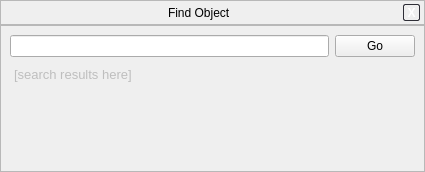
The window that src/gui/searchDialogGui.ui (519984307/stellarium_src) describes before a commit, drawn with Qt 5.
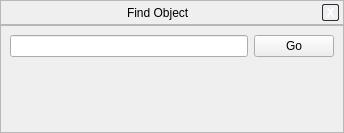
The same window after the commit. Icons and pictures are not drawn. Custom widgets are drawn as their Qt base class.

Commit message: search completion to use QLabel not QTextEdit

Diff of the .ui file:
```diff
--- a/src/gui/searchDialogGui.ui
+++ b/src/gui/searchDialogGui.ui
@@ -5,8 +5,8 @@
    <rect>
     <x>0</x>
     <y>0</y>
-    <width>425</width>
-    <height>172</height>
+    <width>344</width>
+    <height>133</height>
    </rect>
   </property>
   <property name="sizePolicy" >
@@ -256,37 +256,24 @@
        </layout>
       </item>
       <item>
-       <widget class="CompletionTextEdit" name="completionText" >
-        <property name="enabled" >
-         <bool>false</bool>
+       <widget class="CompletionLabel" name="completionLabel" >
+        <property name="sizePolicy" >
+         <sizepolicy vsizetype="MinimumExpanding" hsizetype="Preferred" >
+          <horstretch>35</horstretch>
+          <verstretch>0</verstretch>
+         </sizepolicy>
         </property>
-        <property name="focusPolicy" >
-         <enum>Qt::NoFocus</enum>
+        <property name="text" >
+         <string/>
         </property>
         <property name="acceptDrops" >
          <bool>false</bool>
         </property>
-        <property name="toolTip" >
-         <string>This is a list of the first few matching results</string>
+        <property name="alignment" >
+         <set>Qt::AlignLeading|Qt::AlignLeft|Qt::AlignTop</set>
         </property>
-        <property name="frameShape" >
-         <enum>QFrame::NoFrame</enum>
-        </property>
-        <property name="verticalScrollBarPolicy" >
-         <enum>Qt::ScrollBarAlwaysOff</enum>
-        </property>
-        <property name="horizontalScrollBarPolicy" >
-         <enum>Qt::ScrollBarAlwaysOff</enum>
-        </property>
-        <property name="undoRedoEnabled" >
-         <bool>false</bool>
-        </property>
-        <property name="html" >
-         <string>&lt;!DOCTYPE HTML PUBLIC "-//W3C//DTD HTML 4.0//EN" "http://www.w3.org/TR/REC-html40/strict.dtd">
-&lt;html>&lt;head>&lt;meta name="qrichtext" content="1" />&lt;style type="text/css">
-p, li { white-space: pre-wrap; }
-&lt;/style>&lt;/head>&lt;body style=" font-family:'DejaVu Sans'; font-size:11pt; font-weight:400; font-style:normal;">
-&lt;p style=" margin-top:0px; margin-bottom:0px; margin-left:0px; margin-right:0px; -qt-block-indent:0; text-indent:0px; font-size:10pt;">[search results here]&lt;/p>&lt;/body>&lt;/html></string>
+        <property name="wordWrap" >
+         <bool>true</bool>
         </property>
         <property name="textInteractionFlags" >
          <set>Qt::TextSelectableByKeyboard|Qt::TextSelectableByMouse</set>
@@ -306,8 +293,8 @@
    <container>1</container>
   </customwidget>
   <customwidget>
-   <class>CompletionTextEdit</class>
-   <extends>QTextEdit</extends>
+   <class>CompletionLabel</class>
+   <extends>QLabel</extends>
    <header>SearchDialog.hpp</header>
   </customwidget>
  </customwidgets>
```
Left out of the diff: 5 changed lines with no effect on the pictures. The commit also changes 2 other files.
